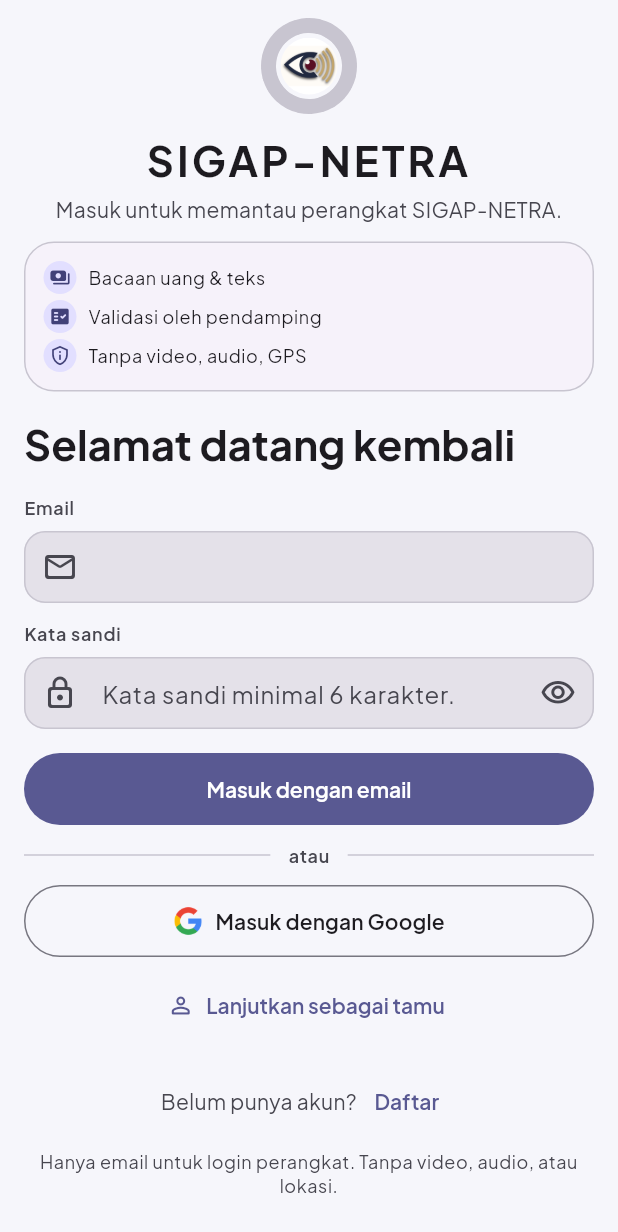
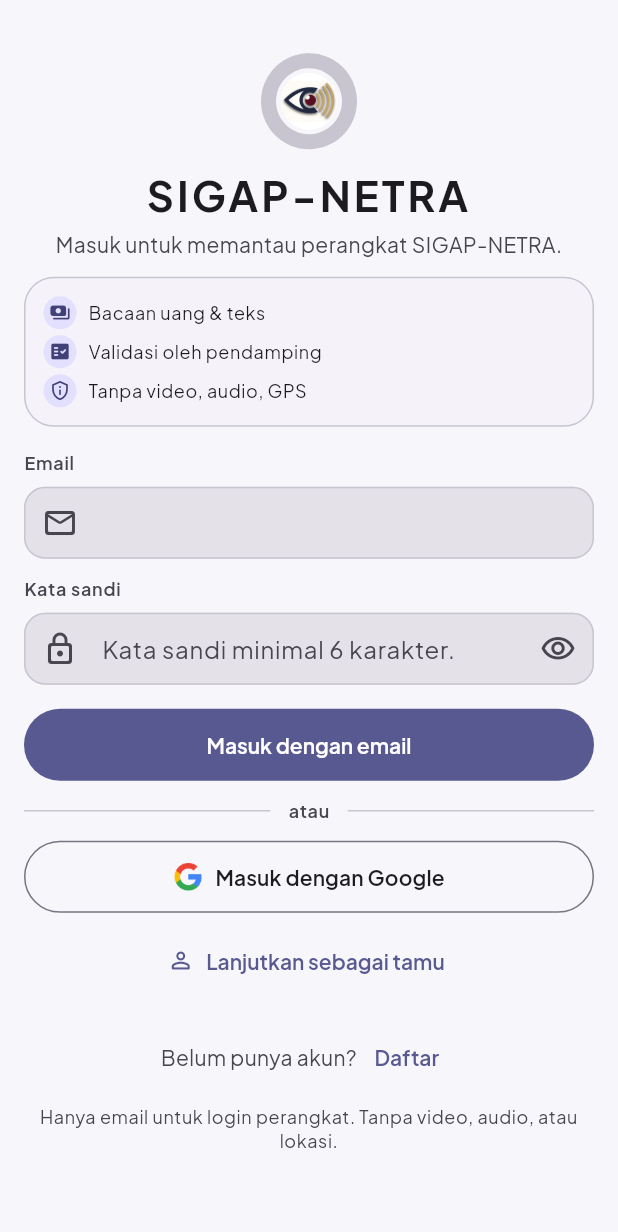
Before and after one commit to andrest1101/sigap-netra, a Flutter app: the screen it shows after launch, on a phone screen of 412 x 824 dp. Shown: the top 1232 px of the screen. Run offline on Flutter 3.47's test engine with Material 3 defaults, Android fonts, the phone set to English and light mode, and no system bars; our stand-ins replace cloud_firestore, equatable, firebase_auth, firebase_core, flutter_riverpod, go_router and 4 more; accounts and stored records are empty.

Commit message:
style(auth): sederhanakan header layar masuk

```diff
--- a/lib/features/auth/presentation/screens/login_screen.dart
+++ b/lib/features/auth/presentation/screens/login_screen.dart
@@ -178,20 +178,6 @@
                           margin: EdgeInsets.only(top: DesignTokens.spaceLg),
                           showLoginHint: true,
                         ),
-                        SizedBox(
-                          height: compact
-                              ? DesignTokens.spaceLg
-                              : DesignTokens.spaceXl,
-                        ),
-                        Semantics(
-                          header: true,
-                          child: Text(
-                            l10n.loginWelcomeBack,
-                            style: textTheme.headlineSmall?.copyWith(
-                              fontWeight: FontWeight.w700,
-                            ),
-                          ),
-                        ),
                         const SizedBox(height: DesignTokens.spaceLg),
                         AuthTextField(
                           controller: _emailController,
--- a/lib/l10n/app_id.arb
+++ b/lib/l10n/app_id.arb
@@ -63,7 +63,6 @@
   "loginEmailInUse": "Email ini sudah terdaftar.",
   "loginWeakPassword": "Kata sandi terlalu lemah.",
   "loginRequiredField": "Wajib diisi.",
-  "loginWelcomeBack": "Selamat datang kembali",
   "loginWelcomeSubtitle": "Masuk untuk memantau perangkat SIGAP-NETRA.",
   "loginHeroPointMoney": "Bacaan uang & teks",
   "loginHeroPointValidate": "Validasi oleh pendamping",
```
Also changed, not shown: lib/l10n/generated/app_localizations.dart, lib/l10n/generated/app_localizations_id.dart, 3 other files.
